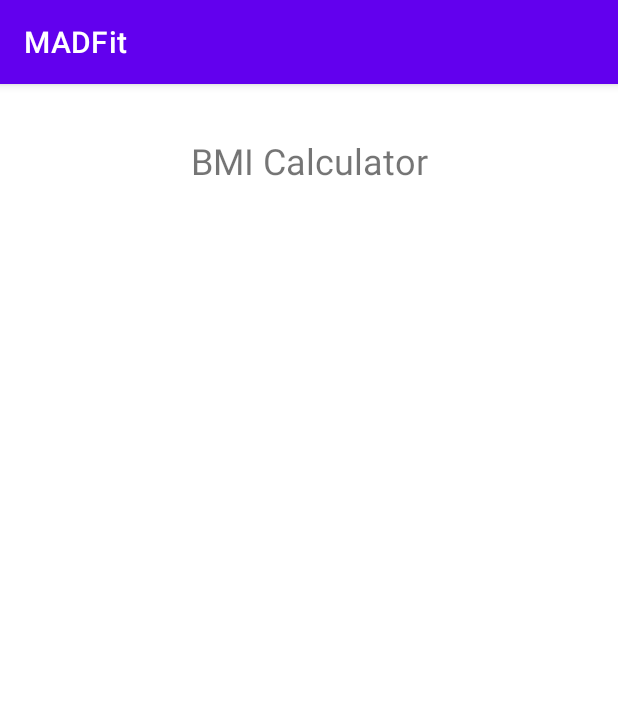
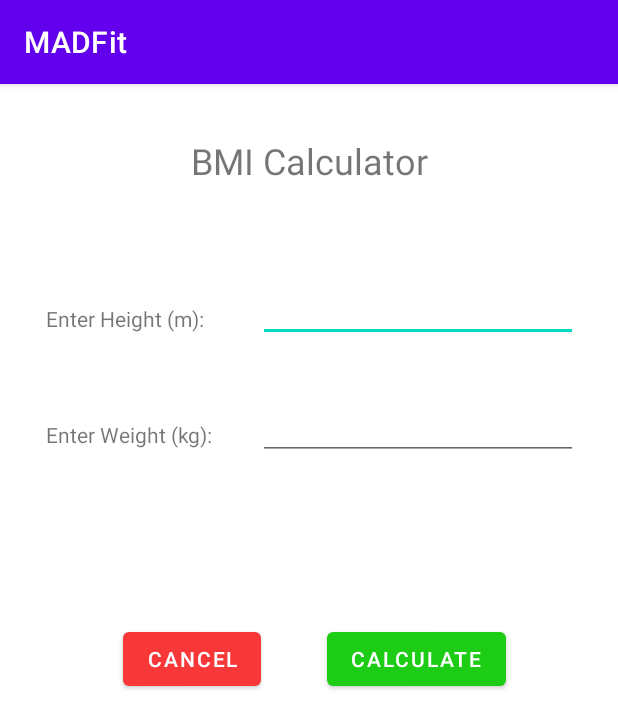
Before and after one commit to Balqiskinanti/MADFit, an Android app: the BmiCalculatorActivity screen opened directly, with no data from a screen before it, on a phone screen of 412 x 824 dp. Shown: the top 728 px of the screen. Run offline under Robolectric (Android 15) with nearby library versions, the phone set to English and light mode, and no system bars.

Commit message:
added input boxes for BMI calculator

```diff
--- a/app/src/main/java/sg/edu/np/mad/madfit/BmiCalculatorActivity.java
+++ b/app/src/main/java/sg/edu/np/mad/madfit/BmiCalculatorActivity.java
@@ -2,13 +2,26 @@ package sg.edu.np.mad.madfit;
 
 import androidx.appcompat.app.AppCompatActivity;
 
+import android.content.Intent;
 import android.os.Bundle;
+import android.view.View;
+import android.widget.Button;
 
 public class BmiCalculatorActivity extends AppCompatActivity {
+    Button cancelBtn, calBtn;
 
     @Override
     protected void onCreate(Bundle savedInstanceState) {
         super.onCreate(savedInstanceState);
         setContentView(R.layout.activity_bmi_calculator);
+
+        cancelBtn = findViewById(R.id.cancel_btn);
+        cancelBtn.setOnClickListener(new View.OnClickListener() {
+            @Override
+            public void onClick(View v) {
+                Intent intent = new Intent(BmiCalculatorActivity.this, BmiActivity.class);
+                startActivity(intent);
+            }
+        });
     }
 }
--- a/app/src/main/res/layout/activity_bmi_calculator.xml
+++ b/app/src/main/res/layout/activity_bmi_calculator.xml
@@ -5,6 +5,82 @@
     android:layout_width="match_parent"
     android:layout_height="match_parent"
     tools:context=".BmiCalculatorActivity">
+
+    <TextView
+        android:id="@+id/enterWeight_text"
+        android:layout_width="wrap_content"
+        android:layout_height="wrap_content"
+        android:text="Enter Weight (kg):"
+        app:layout_constraintBottom_toBottomOf="parent"
+        app:layout_constraintEnd_toEndOf="parent"
+        app:layout_constraintHorizontal_bias="0.103"
+        app:layout_constraintStart_toStartOf="parent"
+        app:layout_constraintTop_toTopOf="parent"
+        app:layout_constraintVertical_bias="0.299" />
+
+    <TextView
+        android:id="@+id/enterHeight_text"
+        android:layout_width="wrap_content"
+        android:layout_height="wrap_content"
+        android:text="Enter Height (m):"
+        app:layout_constraintBottom_toBottomOf="parent"
+        app:layout_constraintEnd_toEndOf="parent"
+        app:layout_constraintHorizontal_bias="0.101"
+        app:layout_constraintStart_toStartOf="parent"
+        app:layout_constraintTop_toTopOf="parent"
+        app:layout_constraintVertical_bias="0.196" />
+
+    <EditText
+        android:id="@+id/height_input"
+        android:layout_width="wrap_content"
+        android:layout_height="wrap_content"
+        android:ems="10"
+        android:inputType="textPersonName"
+        app:layout_constraintBottom_toBottomOf="parent"
+        app:layout_constraintEnd_toEndOf="parent"
+        app:layout_constraintHorizontal_bias="0.865"
+        app:layout_constraintStart_toStartOf="parent"
+        app:layout_constraintTop_toTopOf="parent"
+        app:layout_constraintVertical_bias="0.175" />
+
+    <EditText
+        android:id="@+id/weight_input"
+        android:layout_width="wrap_content"
+        android:layout_height="wrap_content"
+        android:ems="10"
+        android:inputType="textPersonName"
+        app:layout_constraintBottom_toBottomOf="parent"
+        app:layout_constraintEnd_toEndOf="parent"
+        app:layout_constraintHorizontal_bias="0.865"
+        app:layout_constraintStart_toStartOf="parent"
+        app:layout_constraintTop_toTopOf="parent"
+        app:layout_constraintVertical_bias="0.284" />
+
+    <Button
+        android:id="@+id/cal_btn"
+        android:layout_width="wrap_content"
+        android:layout_height="wrap_content"
+        android:text="Calculate"
+        app:backgroundTint="#1CCC15"
+        app:layout_constraintBottom_toBottomOf="parent"
+        app:layout_constraintEnd_toEndOf="parent"
+        app:layout_constraintHorizontal_bias="0.746"
+        app:layout_constraintStart_toStartOf="parent"
+        app:layout_constraintTop_toTopOf="parent"
+        app:layout_constraintVertical_bias="0.499" />
+
+    <Button
+        android:id="@+id/cancel_btn"
+        android:layout_width="wrap_content"
+        android:layout_height="wrap_content"
+        android:text="Cancel"
+        app:backgroundTint="#F83838"
+        app:layout_constraintBottom_toBottomOf="parent"
+        app:layout_constraintEnd_toEndOf="parent"
+        app:layout_constraintHorizontal_bias="0.257"
+        app:layout_constraintStart_toStartOf="parent"
+        app:layout_constraintTop_toTopOf="parent"
+        app:layout_constraintVertical_bias="0.499" />
 
     <TextView
         android:id="@+id/bmiCal_title"
```
